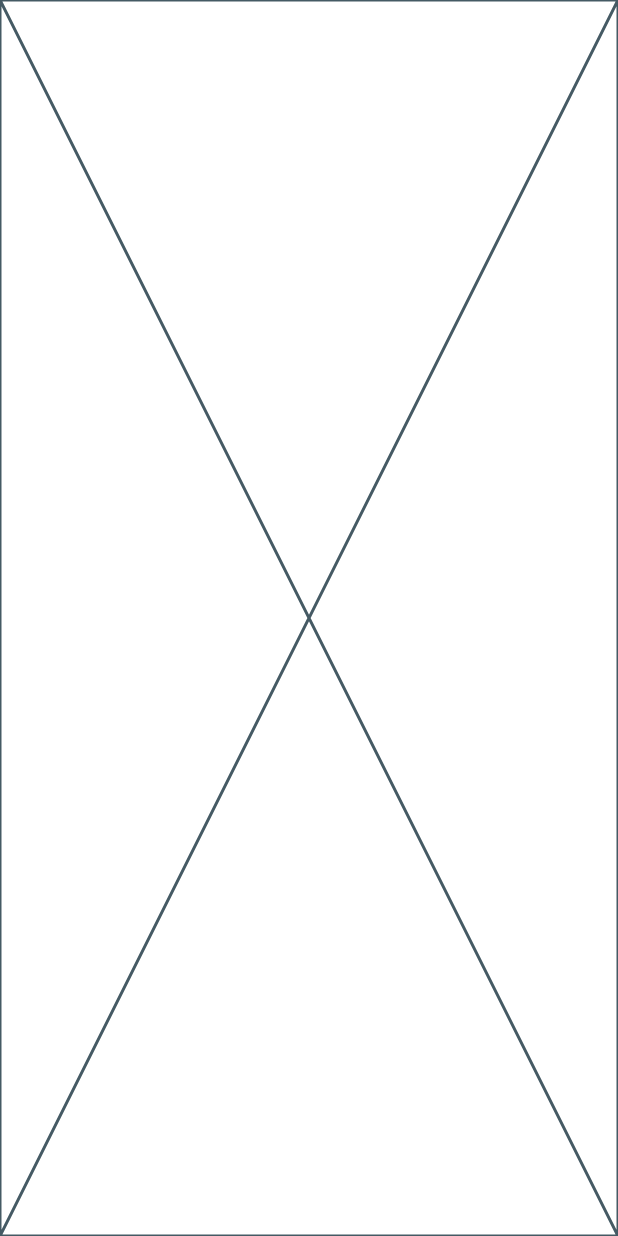
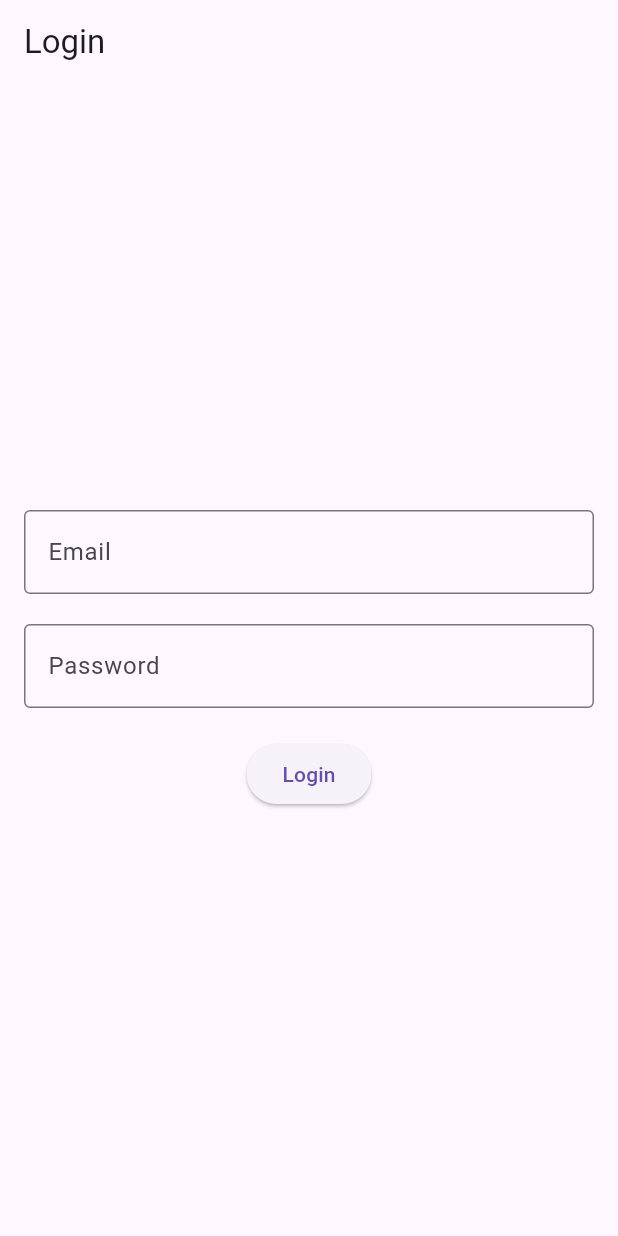
Before and after one commit to Savirrrr/shopSmart, a Flutter app: the screen it shows after launch, on a phone screen of 412 x 824 dp. Run offline on Flutter 3.47's test engine with Material 3 defaults, Android fonts, the light colour scheme and no system bars.

Commit message:
pages loaded

```diff
--- a/lib/main.dart
+++ b/lib/main.dart
@@ -1,5 +1,7 @@
 import 'package:flutter/material.dart';
 import 'package:shopsmart/pages/home.dart';
+import 'package:shopsmart/pages/login.dart';
+import 'package:shopsmart/pages/profile.dart';
 
 void main() {
   runApp(const MyApp());
@@ -14,7 +16,12 @@
       title: 'Flutter Demo',
       theme: ThemeData(
       ),
-      home: const HomePage(),
+      debugShowCheckedModeBanner: false ,
+      home:  LoginPage(),
+      routes: {
+        '/login': (context) => LoginPage(),
+        '/profile': (context) => ProfilePage(),
+      },
     );
   }
 }
--- a/lib/pages/home.dart
+++ b/lib/pages/home.dart
@@ -1,10 +1,13 @@
 import 'package:flutter/material.dart';
+import 'package:shopsmart/widget/navbar.dart';
 
 class HomePage extends StatelessWidget {
   const HomePage({super.key});
 
   @override
   Widget build(BuildContext context) {
-    return const Placeholder();
+    return Scaffold(
+      bottomNavigationBar: Navbar()
+    );
   }
 }
--- /dev/null
+++ b/lib/pages/login.dart
@@ -0,0 +1,81 @@
+import 'package:flutter/material.dart';
+import 'package:shopsmart/pages/home.dart';
+
+class LoginPage extends StatefulWidget {
+  @override
+  _LoginPageState createState() => _LoginPageState();
+}
+
+class _LoginPageState extends State<LoginPage> {
+  final _formKey = GlobalKey<FormState>();
+  final TextEditingController _emailController = TextEditingController();
+  final TextEditingController _passwordController = TextEditingController();
+
+  void _login() {
+    if (_formKey.currentState?.validate() ?? false) {
+      // Navigate to HomePage and remove the LoginPage from the stack
+      Navigator.pushReplacement(
+        context,
+        MaterialPageRoute(builder: (context) => HomePage()),
+      );
+    }
+  }
+
+  @override
+  Widget build(BuildContext context) {
+    return Scaffold(
+      appBar: AppBar(
+        title: Text('Login'),
+      ),
+      body: Padding(
+        padding: const EdgeInsets.all(16.0),
+        child: Form(
+          key: _formKey,
+          child: Column(
+            mainAxisAlignment: MainAxisAlignment.center,
+            children: [
+              // Email Field
+              TextFormField(
+                controller: _emailController,
+                decoration: InputDecoration(
+                  labelText: 'Email',
+                  border: OutlineInputBorder(),
+                ),
+                validator: (value) {
+                  if (value == null || value.isEmpty) {
+                    return 'Please enter your email';
+                  }
+                  return null;
+                },
+              ),
+              SizedBox(height: 20),
+
+              // Password Field
+              TextFormField(
+                controller: _passwordController,
+                obscureText: true,
+                decoration: InputDecoration(
+                  labelText: 'Password',
+                  border: OutlineInputBorder(),
+                ),
+                validator: (value) {
+                  if (value == null || value.isEmpty) {
+                    return 'Please enter your password';
+                  }
+                  return null;
+                },
+              ),
+              SizedBox(height: 20),
+
+              // Login Button
+              ElevatedButton(
+                onPressed: _login,
+                child: Text('Login'),
+              ),
+            ],
+          ),
+        ),
+      ),
+    );
+  }
+}
```
Also changed, not shown: lib/pages/profile.dart (added, +136 -0 lines), lib/pages/search.dart (added, +31 -0 lines), lib/widget/navbar.dart (added, +65 -0 lines).
